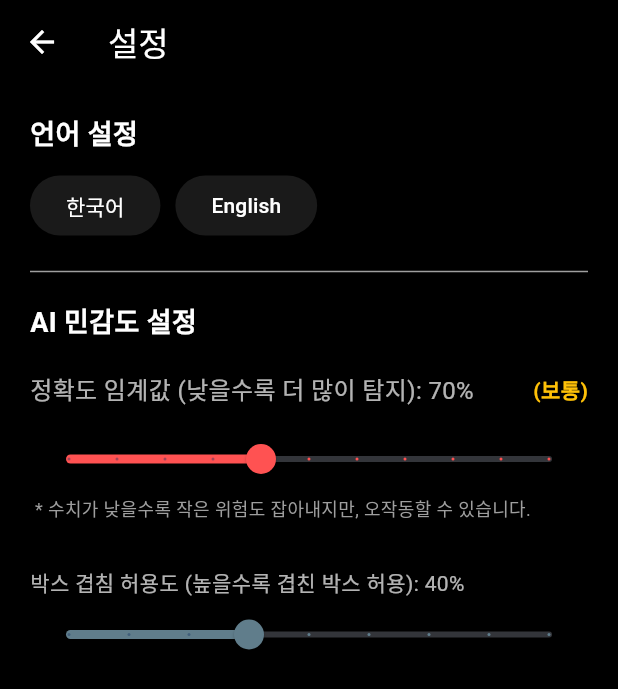
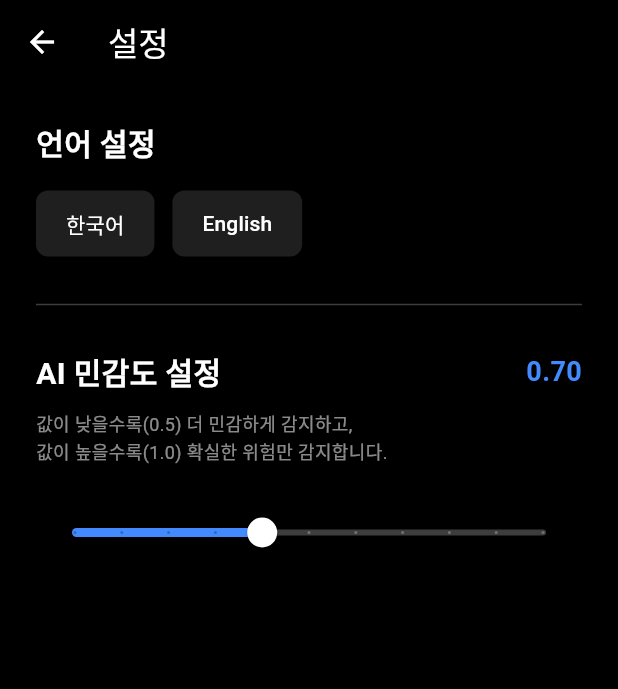
Before and after one commit to Yeon0713/KNU_mathai, a Flutter app: the screen it shows after launch, after a tap on the "settings" icon, on a phone screen of 412 x 824 dp. Shown: the top 689 px of the screen. Run offline on Flutter 3.47's test engine with Material 3 defaults, Android fonts, the phone set to English and light mode, and no system bars; our stand-ins replace audioplayers, battery_plus, camera, geolocator, get, permission_handler and 1 more; missing offline and left inert: flutter_vision.

Commit message:
설정창 비율 재조정

```diff
--- a/safety_scooter/lib/screens/settings_screen.dart
+++ b/safety_scooter/lib/screens/settings_screen.dart
@@ -16,109 +16,94 @@ class SettingsScreen extends StatelessWidget {
         backgroundColor: Colors.black,
         iconTheme: const IconThemeData(color: Colors.white),
       ),
-      body: Padding(
-        padding: const EdgeInsets.all(20.0),
+      body: SingleChildScrollView( // ★ 1. 화면이 작을 때 스크롤 가능하게 변경 (세로 오버플로우 방지)
+        child: Padding(
+          padding: const EdgeInsets.all(24.0),
           child: Column(
             crossAxisAlignment: CrossAxisAlignment.start,
             children: [
               // 1. 언어 설정
               Text('language'.tr, style: _headerStyle),
-            const SizedBox(height: 10),
+              const SizedBox(height: 15),
               Row(
                 children: [
                   _langButton(controller, "한국어", "ko", "KR"),
-                const SizedBox(width: 10),
+                  const SizedBox(width: 12),
                   _langButton(controller, "English", "en", "US"),
                 ],
               ),
 
-            const Divider(color: Colors.grey, height: 40),
+              const Divider(color: Colors.white24, height: 60),
 
-            // 2. AI 민감도 (위험 감지 기준)
-            Text('ai_sensitivity'.tr, style: _headerStyle),
-            const SizedBox(height: 20),
-
-            // [수정됨] 0.5 ~ 1.0 범위 슬라이더
-            Obx(() {
-              double val = controller.confThreshold.value;
-              String statusText;
-
-              // 수치에 따른 상태 메시지
-              if (val >= 0.85) statusText = "(매우 엄격)";
-              else if (val >= 0.7) statusText = "(보통)";
-              else statusText = "(매우 민감)";
-
-              return Column(
-                crossAxisAlignment: CrossAxisAlignment.start,
-                children: [
+              // 2. 위험 감지 민감도 설정
               Row(
                 mainAxisAlignment: MainAxisAlignment.spaceBetween,
                 children: [
-                      Text(
-                        "${'confidence_desc'.tr}: ${(val * 100).toInt()}%",
-                        style: const TextStyle(color: Colors.white70, fontSize: 16),
-                      ),
-                      Text(
-                        statusText,
-                        style: TextStyle(
-                          color: val >= 0.85 ? Colors.greenAccent : Colors.amber,
-                          fontWeight: FontWeight.bold
+                  // ★ 2. 여기가 핵심 수정! Expanded로 감싸서 글자가 길면 줄바꿈 되도록 함
+                  Expanded(
+                    child: Text(
+                      'ai_sensitivity'.tr,
+                      style: _headerStyle,
+                      overflow: TextOverflow.ellipsis, // 혹시라도 너무 길면 ... 처리
+                      maxLines: 2,
                     ),
                   ),
+                  const SizedBox(width: 10), // 글자와 숫자 사이 간격
+
+                  // 숫자 표시
+                  Obx(() => Text(
+                    controller.confThreshold.value.toStringAsFixed(2),
+                    style: const TextStyle(color: Colors.blueAccent, fontSize: 18, fontWeight: FontWeight.bold),
+                  )),
                 ],
               ),
               const SizedBox(height: 10),
-                  Slider(
-                    value: val,
-                    min: 0.5,  // 최소값 0.5
-                    max: 1.0,  // 최대값 1.0
-                    divisions: 10, // 0.05 단위로 끊어서 움직임
-                    label: "${(val * 100).toInt()}%",
-                    activeColor: Colors.redAccent, // 위험도 조절 느낌의 빨간색
-                    onChanged: (newVal) => controller.confThreshold.value = newVal,
+
+              // 설명 텍스트
+              const Text(
+                "값이 낮을수록(0.5) 더 민감하게 감지하고,\n값이 높을수록(1.0) 확실한 위험만 감지합니다.",
+                style: TextStyle(color: Colors.white54, fontSize: 12, height: 1.5),
               ),
-                  const Text(
-                    " * 수치가 낮을수록 작은 위험도 잡아내지만, 오작동할 수 있습니다.",
-                    style: TextStyle(color: Colors.grey, fontSize: 12),
+              const SizedBox(height: 20),
+
+              // 슬라이더 (0.5 ~ 1.0)
+              Obx(() => SliderTheme(
+                data: SliderTheme.of(context).copyWith(
+                  activeTrackColor: Colors.blueAccent,
+                  inactiveTrackColor: Colors.white24,
+                  thumbColor: Colors.white,
+                  overlayColor: Colors.blueAccent.withOpacity(0.2),
+                  trackHeight: 4.0,
+                  thumbShape: const RoundSliderThumbShape(enabledThumbRadius: 10.0),
                 ),
-                ],
-              );
-            }),
-
-            const SizedBox(height: 30),
-
-            // 3. IOU 설정 (기존 유지)
-            Obx(() => Column(
-              crossAxisAlignment: CrossAxisAlignment.start,
-              children: [
-                Text(
-                  "${'iou_desc'.tr}: ${(controller.iouThreshold.value * 100).toInt()}%",
-                  style: const TextStyle(color: Colors.white70),
+                child: Slider(
+                  value: controller.confThreshold.value,
+                  min: 0.5,
+                  max: 1.0,
+                  divisions: 10,
+                  label: controller.confThreshold.value.toStringAsFixed(2),
+                  onChanged: (val) {
+                    controller.confThreshold.value = val;
+                  },
                 ),
-                Slider(
-                  value: controller.iouThreshold.value,
-                  min: 0.1,
-                  max: 0.9,
-                  divisions: 8,
-                  activeColor: Colors.blueGrey,
-                  onChanged: (val) => controller.iouThreshold.value = val,
-                ),
-              ],
               )),
             ],
+          ),
         ),
       ),
     );
   }
 
   TextStyle get _headerStyle => const TextStyle(
-      color: Colors.white, fontSize: 18, fontWeight: FontWeight.bold);
+      color: Colors.white, fontSize: 20, fontWeight: FontWeight.bold);
 
   Widget _langButton(SettingsController controller, String label, String lang, String country) {
     return ElevatedButton(
       style: ElevatedButton.styleFrom(
-        backgroundColor: Colors.white10,
+        backgroundColor: Colors.white12,
         foregroundColor: Colors.white,
+        padding: const EdgeInsets.symmetric(horizontal: 20, vertical: 12),
+        shape: RoundedRectangleBorder(borderRadius: BorderRadius.circular(8)),
       ),
       onPressed: () => controller.changeLanguage(lang, country),
       child: Text(label),
```
Lines whose indentation alone changed are shown as unchanged.
